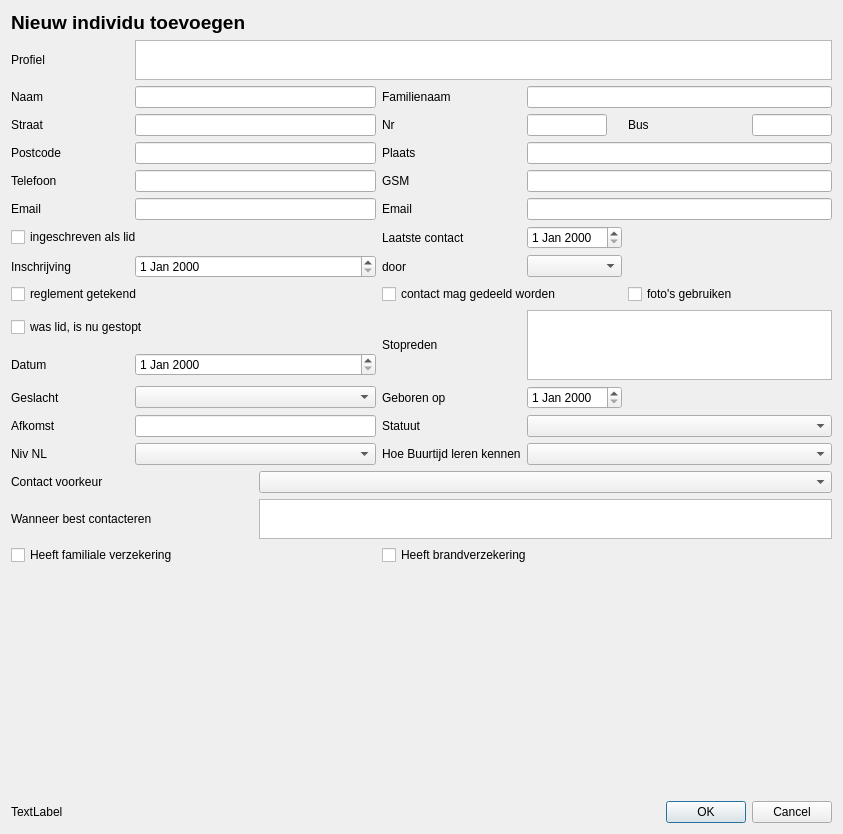
This is newdeelnemerindividu.ui in vvim/BT_deelnemers as Qt 5 draws it before an edit. The edited form follows.
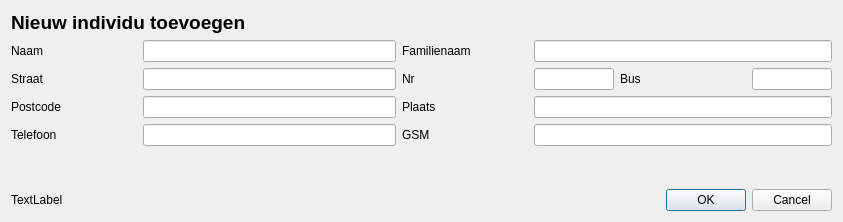
This is the edited form.

Commit message:
Reduce complexity of Create New Individual
simply add basic contactdata to database. More details can be filled in later.

BOOKMARK THIS COMMIT, in case we want to change our mind, go back!

What changed in the file:
```diff
--- a/newdeelnemerindividu.ui
+++ b/newdeelnemerindividu.ui
@@ -7,7 +7,7 @@
     <x>0</x>
     <y>0</y>
     <width>843</width>
-    <height>834</height>
+    <height>222</height>
    </rect>
   </property>
   <property name="windowTitle">
@@ -30,63 +30,47 @@
    </item>
    <item>
     <layout class="QGridLayout" name="gridLayout">
-     <item row="13" column="3">
-      <widget class="QLabel" name="label_hoe_bt_leren_kennen">
-       <property name="text">
-        <string>Hoe Buurtijd leren kennen</string>
-       </property>
-      </widget>
+     <item row="2" column="4" colspan="3">
+      <widget class="QLineEdit" name="le_plaats"/>
      </item>
-     <item row="5" column="0">
-      <widget class="QLabel" name="label_email1">
+     <item row="0" column="0">
+      <widget class="QLabel" name="label_naam">
        <property name="text">
-        <string>Email</string>
+        <string>Naam</string>
        </property>
       </widget>
      </item>
      <item row="2" column="3">
+      <widget class="QLabel" name="label_plaats">
+       <property name="text">
+        <string>Plaats</string>
+       </property>
+       <property name="alignment">
+        <set>Qt::AlignLeading|Qt::AlignLeft|Qt::AlignVCenter</set>
+       </property>
+      </widget>
+     </item>
+     <item row="1" column="3">
       <widget class="QLabel" name="label_huisnr">
        <property name="text">
         <string>Nr</string>
        </property>
       </widget>
      </item>
-     <item row="12" column="3">
-      <widget class="QLabel" name="label_statuut">
-       <property name="text">
-        <string>Statuut</string>
-       </property>
-      </widget>
+     <item row="1" column="1" colspan="2">
+      <widget class="QLineEdit" name="le_straat"/>
      </item>
-     <item row="4" column="0">
+     <item row="2" column="1" colspan="2">
+      <widget class="QLineEdit" name="le_postcode"/>
+     </item>
+     <item row="3" column="0">
       <widget class="QLabel" name="label_telefoon">
        <property name="text">
         <string>Telefoon</string>
        </property>
       </widget>
      </item>
-     <item row="6" column="3">
-      <widget class="QLabel" name="label_laatste_contact">
-       <property name="text">
-        <string>Laatste contact</string>
-       </property>
-      </widget>
-     </item>
-     <item row="15" column="0" colspan="2">
-      <widget class="QLabel" name="label_wanneer_best_contacteren">
-       <property name="text">
-        <string>Wanneer best contacteren</string>
-       </property>
-      </widget>
-     </item>
-     <item row="14" column="0" colspan="2">
-      <widget class="QLabel" name="label_contactvoorkeur">
-       <property name="text">
-        <string>Contact voorkeur</string>
-       </property>
-      </widget>
-     </item>
-     <item row="2" column="4">
+     <item row="1" column="4">
       <widget class="QLineEdit" name="le_huisnr">
        <property name="maximumSize">
         <size>
@@ -96,125 +80,21 @@
        </property>
       </widget>
      </item>
-     <item row="7" column="4">
-      <widget class="QComboBox" name="comboBox_ingeschreven_door"/>
-     </item>
-     <item row="16" column="3" colspan="2">
-      <widget class="QCheckBox" name="checkBox_brandverzekering">
-       <property name="text">
-        <string>Heeft brandverzekering</string>
-       </property>
-      </widget>
-     </item>
-     <item row="7" column="1" colspan="2">
-      <widget class="QDateEdit" name="dateEdit_inschrijfdatum"/>
-     </item>
-     <item row="11" column="1" colspan="2">
-      <widget class="QComboBox" name="comboBox_geslacht"/>
-     </item>
-     <item row="9" column="0" colspan="3">
-      <widget class="QCheckBox" name="checkBox_was_lid_is_nu_gestopt">
-       <property name="text">
-        <string>was lid, is nu gestopt</string>
-       </property>
-      </widget>
-     </item>
-     <item row="16" column="0" colspan="3">
-      <widget class="QCheckBox" name="checkBox_familiale_verzekering">
-       <property name="text">
-        <string>Heeft familiale verzekering</string>
-       </property>
-      </widget>
-     </item>
-     <item row="12" column="1" colspan="2">
-      <widget class="QLineEdit" name="le_afkomst"/>
-     </item>
-     <item row="4" column="4" colspan="3">
-      <widget class="QLineEdit" name="le_gsm"/>
-     </item>
-     <item row="1" column="4" colspan="3">
-      <widget class="QLineEdit" name="le_familieNaam"/>
-     </item>
-     <item row="12" column="0">
-      <widget class="QLabel" name="label_afkomst">
-       <property name="text">
-        <string>Afkomst</string>
-       </property>
-      </widget>
-     </item>
-     <item row="1" column="3">
-      <widget class="QLabel" name="label_familieNaam">
-       <property name="text">
-        <string>Familienaam</string>
-       </property>
-       <property name="alignment">
-        <set>Qt::AlignLeading|Qt::AlignLeft|Qt::AlignVCenter</set>
-       </property>
-      </widget>
-     </item>
-     <item row="10" column="1" colspan="2">
-      <widget class="QDateEdit" name="dateEdit_stop_datum"/>
-     </item>
-     <item row="9" column="4" rowspan="2" colspan="3">
-      <widget class="QPlainTextEdit" name="plainTextEdit_stop_reden"/>
-     </item>
-     <item row="7" column="0">
-      <widget class="QLabel" name="label_inschrijfdatum">
-       <property name="text">
-        <string>Inschrijving</string>
-       </property>
-      </widget>
-     </item>
-     <item row="3" column="0">
+     <item row="2" column="0">
       <widget class="QLabel" name="label_postcode">
        <property name="text">
         <string>Postcode</string>
        </property>
       </widget>
      </item>
-     <item row="4" column="1" colspan="2">
-      <widget class="QLineEdit" name="le_telefoon"/>
-     </item>
-     <item row="12" column="4" colspan="3">
-      <widget class="QComboBox" name="comboBox_statuut"/>
-     </item>
-     <item row="1" column="1" colspan="2">
-      <widget class="QLineEdit" name="le_naam"/>
-     </item>
-     <item row="13" column="1" colspan="2">
-      <widget class="QComboBox" name="comboBox_niveau_nederlands"/>
-     </item>
-     <item row="10" column="0">
-      <widget class="QLabel" name="label_stop_datum">
-       <property name="text">
-        <string>Datum</string>
-       </property>
-      </widget>
-     </item>
-     <item row="14" column="2" colspan="5">
-      <widget class="QComboBox" name="comboBox_contactvoorkeur"/>
-     </item>
-     <item row="2" column="0">
+     <item row="1" column="0">
       <widget class="QLabel" name="label_straat">
        <property name="text">
         <string>Straat</string>
        </property>
       </widget>
      </item>
-     <item row="11" column="4">
-      <widget class="QDateEdit" name="dateEdit_geboortedatum"/>
-     </item>
-     <item row="4" column="3">
-      <widget class="QLabel" name="label_gsm">
-       <property name="text">
-        <string>GSM</string>
-       </property>
-       <property name="alignment">
-        <set>Qt::AlignLeading|Qt::AlignLeft|Qt::AlignVCenter</set>
-       </property>
-      </widget>
-     </item>
-     <item row="2" column="6">
+     <item row="1" column="6">
       <widget class="QLineEdit" name="le_busnr">
        <property name="maximumSize">
         <size>
@@ -224,147 +104,44 @@
        </property>
       </widget>
      </item>
-     <item row="7" column="3">
-      <widget class="QLabel" name="label_ingeschreven_door">
-       <property name="text">
-        <string>door</string>
-       </property>
-      </widget>
-     </item>
-     <item row="2" column="5">
+     <item row="1" column="5">
       <widget class="QLabel" name="label_busnr">
        <property name="text">
         <string>Bus</string>
        </property>
       </widget>
      </item>
-     <item row="8" column="5" colspan="2">
-      <widget class="QCheckBox" name="checkBox_fotomateriaal_gebruiken">
-       <property name="text">
-        <string>foto's gebruiken</string>
-       </property>
-      </widget>
-     </item>
-     <item row="5" column="1" colspan="2">
-      <widget class="QLineEdit" name="le_email1"/>
-     </item>
-     <item row="3" column="1" colspan="2">
-      <widget class="QLineEdit" name="le_postcode"/>
-     </item>
-     <item row="0" column="1" colspan="6">
-      <widget class="QPlainTextEdit" name="plainTextEdit_varia">
-       <property name="maximumSize">
-        <size>
-         <width>16777215</width>
-         <height>40</height>
-        </size>
-       </property>
-      </widget>
-     </item>
-     <item row="8" column="3" colspan="2">
-      <widget class="QCheckBox" name="checkBox_contact_delen">
-       <property name="text">
-        <string>contact mag gedeeld worden</string>
-       </property>
-      </widget>
-     </item>
-     <item row="11" column="3">
-      <widget class="QLabel" name="label_geboortedatum">
-       <property name="text">
-        <string>Geboren op</string>
-       </property>
-      </widget>
-     </item>
-     <item row="6" column="4">
-      <widget class="QDateEdit" name="dateEdit_laatstecontact"/>
-     </item>
-     <item row="3" column="3">
-      <widget class="QLabel" name="label_plaats">
-       <property name="text">
-        <string>Plaats</string>
-       </property>
-       <property name="alignment">
-        <set>Qt::AlignLeading|Qt::AlignLeft|Qt::AlignVCenter</set>
-       </property>
-      </widget>
-     </item>
-     <item row="15" column="2" colspan="5">
-      <widget class="QPlainTextEdit" name="plainTextEdit_wanneer_best_contacteren">
-       <property name="maximumSize">
-        <size>
-         <width>16777215</width>
-         <height>40</height>
-        </size>
-       </property>
-      </widget>
-     </item>
-     <item row="5" column="4" colspan="3">
-      <widget class="QLineEdit" name="le_email2"/>
-     </item>
-     <item row="5" column="3">
-      <widget class="QLabel" name="label_email2">
-       <property name="text">
-        <string>Email</string>
-       </property>
-      </widget>
-     </item>
-     <item row="13" column="0">
-      <widget class="QLabel" name="label_niveau_nederlands">
-       <property name="text">
-        <string>Niv NL</string>
-       </property>
-      </widget>
-     </item>
      <item row="3" column="4" colspan="3">
-      <widget class="QLineEdit" name="le_plaats"/>
+      <widget class="QLineEdit" name="le_gsm"/>
      </item>
-     <item row="6" column="0" colspan="3">
-      <widget class="QCheckBox" name="checkbox_lid">
-       <property name="text">
-        <string>ingeschreven als lid</string>
-       </property>
-      </widget>
+     <item row="0" column="1" colspan="2">
+      <widget class="QLineEdit" name="le_naam"/>
      </item>
-     <item row="11" column="0">
-      <widget class="QLabel" name="label_geslacht">
+     <item row="0" column="3">
+      <widget class="QLabel" name="label_familieNaam">
        <property name="text">
-        <string>Geslacht</string>
+        <string>Familienaam</string>
        </property>
-      </widget>
-     </item>
-     <item row="1" column="0">
-      <widget class="QLabel" name="label_naam">
-       <property name="text">
-        <string>Naam</string>
+       <property name="alignment">
+        <set>Qt::AlignLeading|Qt::AlignLeft|Qt::AlignVCenter</set>
        </property>
       </widget>
      </item>
-     <item row="2" column="1" colspan="2">
-      <widget class="QLineEdit" name="le_straat"/>
+     <item row="0" column="4" colspan="3">
+      <widget class="QLineEdit" name="le_familieNaam"/>
      </item>
-     <item row="13" column="4" colspan="3">
-      <widget class="QComboBox" name="comboBox_hoe_bt_leren_kennen"/>
-     </item>
-     <item row="9" column="3" rowspan="2">
-      <widget class="QLabel" name="label_stop_reden">
+     <item row="3" column="3">
+      <widget class="QLabel" name="label_gsm">
        <property name="text">
-        <string>Stopreden</string>
+        <string>GSM</string>
        </property>
-      </widget>
-     </item>
-     <item row="0" column="0">
-      <widget class="QLabel" name="label_varia">
-       <property name="text">
-        <string>Profiel</string>
+       <property name="alignment">
+        <set>Qt::AlignLeading|Qt::AlignLeft|Qt::AlignVCenter</set>
        </property>
       </widget>
      </item>
-     <item row="8" column="0" colspan="3">
-      <widget class="QCheckBox" name="checkBox_hr_goedgekeurd">
-       <property name="text">
-        <string>reglement getekend</string>
-       </property>
-      </widget>
+     <item row="3" column="1" colspan="2">
+      <widget class="QLineEdit" name="le_telefoon"/>
      </item>
     </layout>
    </item>
```
